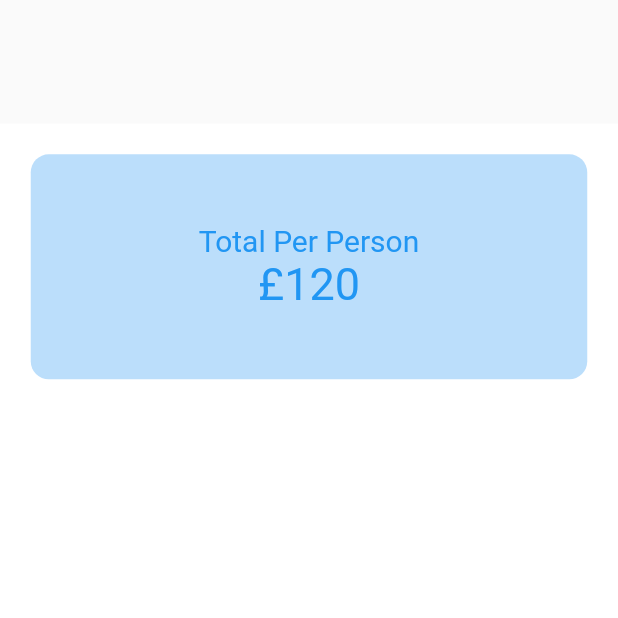
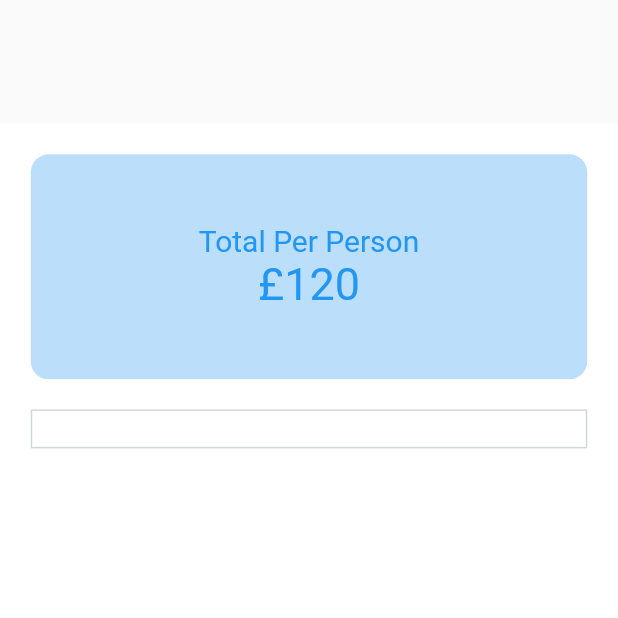
Before and after one commit to maxgdev/tip_calculator, a Flutter app: the screen it shows after launch, on a phone screen of 412 x 824 dp, the top half of it. Run offline on Flutter 3.47's test engine with Material 2 defaults, Android fonts, the phone set to English and light mode, and no system bars.

Commit message:
Added container for user input

```diff
--- a/lib/home.dart
+++ b/lib/home.dart
@@ -13,9 +13,7 @@ class _BillSplitterState extends State<BillSplitter> {
   Widget build(BuildContext context) {
     return Scaffold(
       body: Container(
-        margin: EdgeInsets.only(
-          top: MediaQuery.of(context).size.height * 0.1
-        ),
+        margin: EdgeInsets.only(top: MediaQuery.of(context).size.height * 0.1),
         alignment: Alignment.center,
         color: Colors.white,
         child: ListView(
@@ -26,24 +24,39 @@ class _BillSplitterState extends State<BillSplitter> {
               width: 150,
               height: 150,
               decoration: BoxDecoration(
-                color: Colors.blue[100],
-                borderRadius: BorderRadius.circular(12.0)
+                  color: Colors.blue[100],
+                  borderRadius: BorderRadius.circular(12.0)),
+              child: Center(
+                child: Column(
+                  mainAxisAlignment: MainAxisAlignment.center,
+                  children: [
+                    Text("Total Per Person",
+                        style: TextStyle(fontSize: 20, color: Colors.blue)),
+                    Text(
+                      "£120",
+                      style: TextStyle(fontSize: 30, color: Colors.blue),
+                    )
+                  ],
+                ),
+              ),
+            ),
+            Container(
+              margin: EdgeInsets.only(top: 20.0),
+              padding: EdgeInsets.all(12.0),
+              decoration: BoxDecoration(
+                color: Colors.transparent,
+                border: Border.all(
+                  color: Colors.blueGrey.shade100,
+                  style: BorderStyle.solid,
+                ),
               ),
               child: Column(
-                mainAxisAlignment: MainAxisAlignment.center,
-                children: [
-                  Text("Total Per Person",
-                  style: TextStyle(fontSize: 20, color: Colors.blue)
-                  ),
-                  Text("£120",
-                  style: TextStyle(fontSize: 30, color: Colors.blue),)
-                ],
+                children: [],
               ),
-            )
+            ),
           ],
         ),
       ),
-
     );
   }
 }
```
